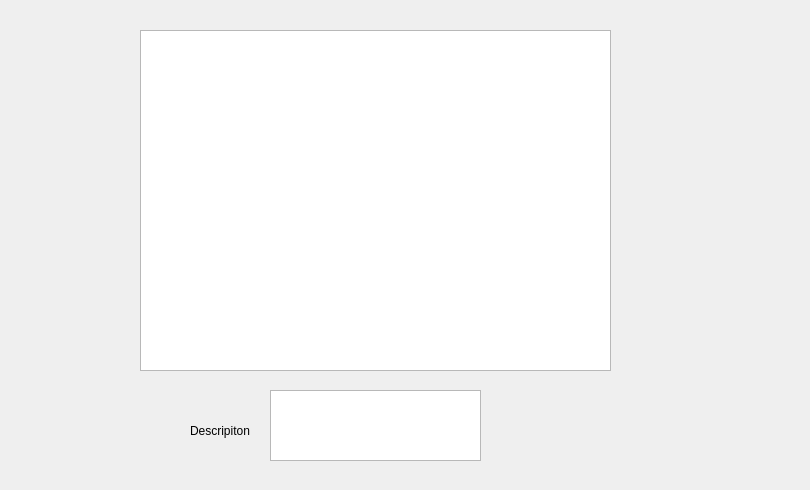
Qt form galeria_zdjec/Project/App/album.ui (starzykbartlomiej/photo_gallery) before a commit.
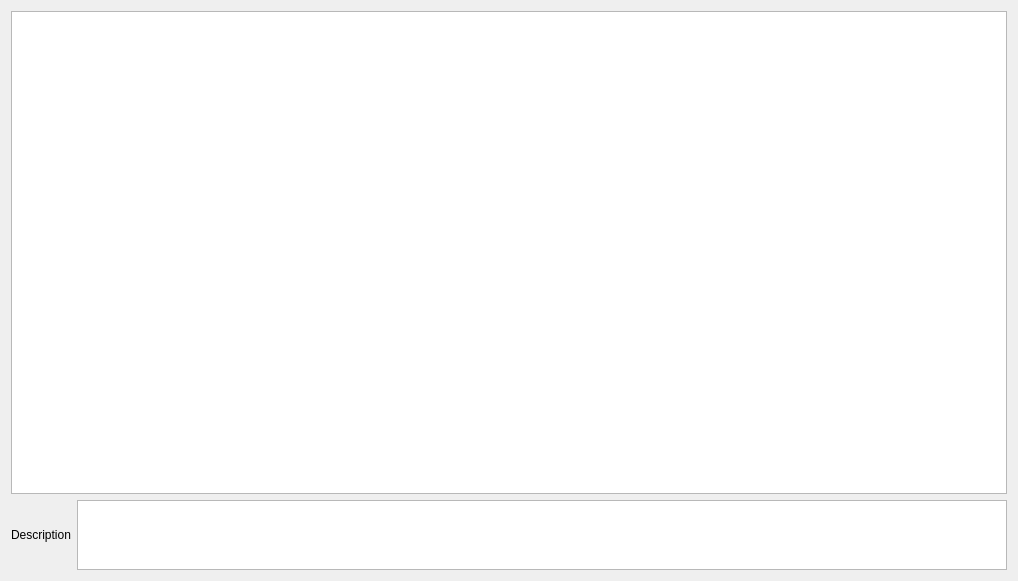
The same form after that commit.

```diff
--- a/galeria_zdjec/Project/App/album.ui
+++ b/galeria_zdjec/Project/App/album.ui
@@ -6,46 +6,32 @@
    <rect>
     <x>0</x>
     <y>0</y>
-    <width>810</width>
-    <height>490</height>
+    <width>1018</width>
+    <height>581</height>
    </rect>
   </property>
   <property name="windowTitle">
    <string>Dialog</string>
   </property>
-  <widget class="QListWidget" name="listWidget">
-   <property name="geometry">
-    <rect>
-     <x>140</x>
-     <y>30</y>
-     <width>471</width>
-     <height>341</height>
-    </rect>
-   </property>
-  </widget>
-  <widget class="QTextBrowser" name="textDescription">
-   <property name="geometry">
-    <rect>
-     <x>270</x>
-     <y>390</y>
-     <width>211</width>
-     <height>71</height>
-    </rect>
-   </property>
-  </widget>
-  <widget class="QLabel" name="label">
-   <property name="geometry">
-    <rect>
-     <x>190</x>
-     <y>420</y>
-     <width>71</width>
-     <height>21</height>
-    </rect>
-   </property>
-   <property name="text">
-    <string>Descripiton</string>
-   </property>
-  </widget>
+  <layout class="QVBoxLayout" name="verticalLayout" stretch="10,1">
+   <item>
+    <widget class="QListWidget" name="listWidget"/>
+   </item>
+   <item>
+    <layout class="QHBoxLayout" name="horizontalLayout">
+     <item>
+      <widget class="QLabel" name="label">
+       <property name="text">
+        <string>Description</string>
+       </property>
+      </widget>
+     </item>
+     <item>
+      <widget class="QTextBrowser" name="textDescription"/>
+     </item>
+    </layout>
+   </item>
+  </layout>
  </widget>
  <resources/>
  <connections/>
```
